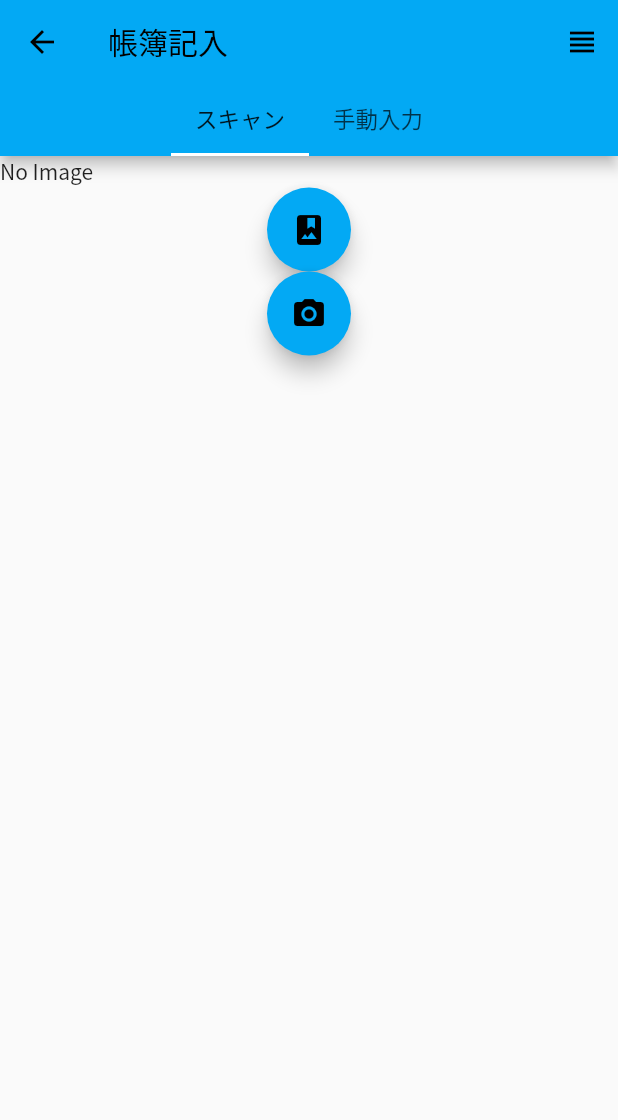
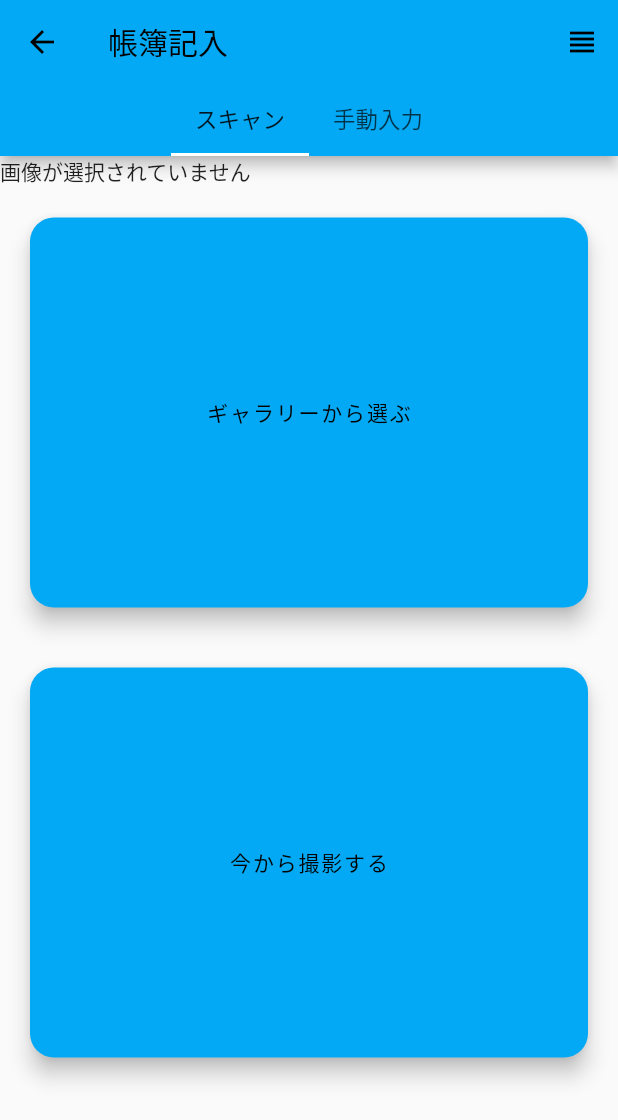
Before and after one commit to U-22-gg/U-22, a Flutter app: the LedgerPageScreen screen opened directly, on a phone screen of 412 x 824 dp. Shown: the top 1120 px of the screen. Run offline on Flutter 3.47's test engine with Material 2 defaults, Android fonts, the phone set to English and light mode, and no system bars; our stand-ins replace cloud_firestore, firebase_auth, firebase_core, fl_chart, flutter_riverpod, fluttertoast and 3 more; missing offline and left inert: google_mlkit_text_recognition; accounts and stored records are empty.

Commit message:
微調整

```diff
--- a/lib/src/screens/ledger_page.dart
+++ b/lib/src/screens/ledger_page.dart
@@ -118,14 +118,14 @@ class _LedgerPageScreenState extends State<LedgerPageScreen> {
       msg: '保存しました',
       toastLength: Toast.LENGTH_LONG,
     );
-
   }
 
   Future<void> saveTransaction() async {
     if (_transactionType == null ||
         _amount == null ||
         (_transactionType == 'Income' && _category == null) ||
-        (_transactionType == 'Expense' && _expense == null)) {
+        (_transactionType == 'Expense' && _expense == null)
+        ) {
       // Show some error and return
       Fluttertoast.showToast(
         msg: '未入力の項目があります',
@@ -205,18 +205,34 @@ class _LedgerPageScreenState extends State<LedgerPageScreen> {
                 // mainAxisAlignment: MainAxisAlignment.center,
                 children: <Widget>[
                   if (_image != null) SafeArea(child: _image!),
-                  _text == null ? Text('No Image') : _text!,
-                  FloatingActionButton(
+                  _text == null ? Text('画像が選択されていません') : _text!,
+                  Container(
+                      width: 50.0,
+                      height: 260.0,
+                      margin: const EdgeInsets.all(20),
+                      child: FloatingActionButton.extended(
                           onPressed: () async {
                             await scan(true);
                             saveTransaction();
                           },
-                      child: const Icon(Icons.photo_album)),
-                  FloatingActionButton(
+                          shape: RoundedRectangleBorder(
+                            borderRadius:
+                                BorderRadius.circular(16.0), // 角丸の半径を設定
+                          ),
+                          label: Text("ギャラリーから選ぶ"))),
+                  Container(
+                      width: 60.0,
+                      height: 260.0,
+                      margin: const EdgeInsets.all(20),
+                      child: FloatingActionButton.extended(
                           onPressed: () async {
                             await scan(false);
                           },
-                      child: const Icon(Icons.photo_camera))
+                          shape: RoundedRectangleBorder(
+                            borderRadius:
+                                BorderRadius.circular(16.0), // 角丸の半径を設定
+                          ),
+                          label: const Text("今から撮影する")))
                 ],
               ),
             ),
@@ -332,12 +348,11 @@ class _LedgerPageScreenState extends State<LedgerPageScreen> {
                   ),
                   ElevatedButton(
                     onPressed: saveTransaction,
-                    child: Text('Save'),
+                    child: Text('保存'),
                   ),
                 ],
               ),
             ),
-
           ],
         ),
       ),
```
Also changed, not shown: lib/src/screens/report_page.dart (+12 -12 lines). Lines whose indentation alone changed are shown as unchanged.
